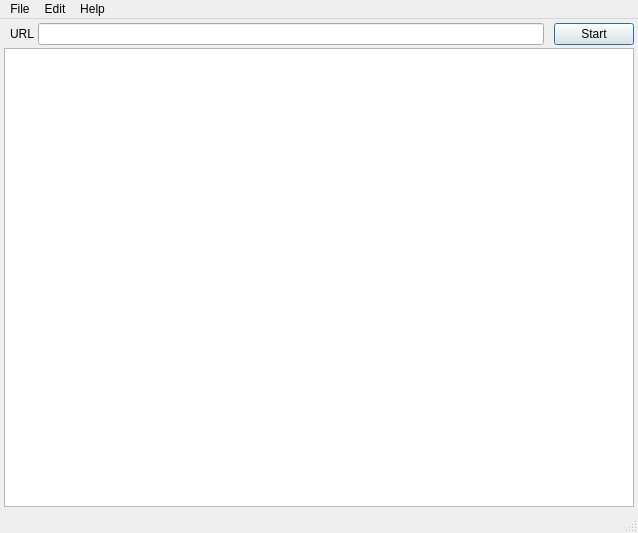
This is linkcheck/gui/ui/main.ui in wummel/linkchecker as Qt 5 draws it before an edit. The edited form follows.
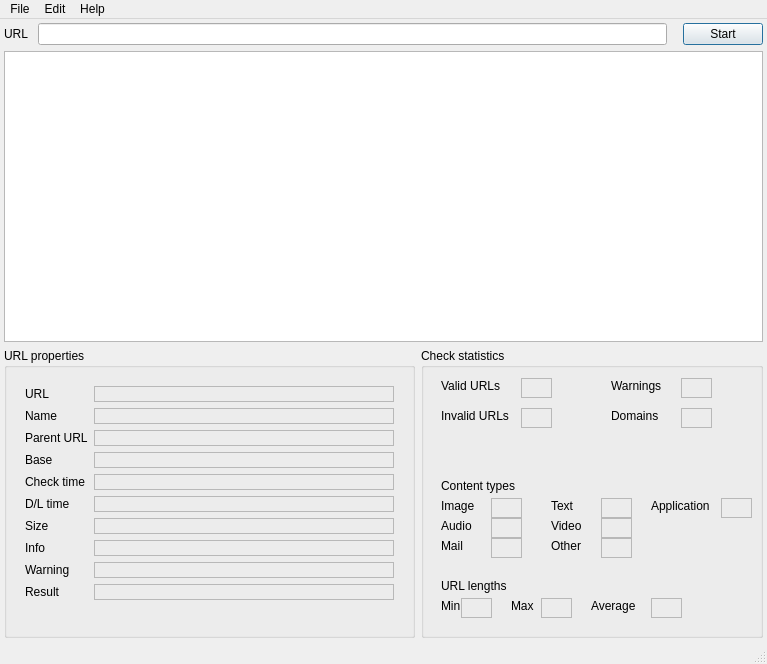
This is the edited form. Icons and pictures are not drawn.

Commit message: Display URL properties and statistics in the main window.

What changed in the file:
```diff
--- a/linkcheck/gui/ui/main.ui
+++ b/linkcheck/gui/ui/main.ui
@@ -6,8 +6,8 @@
    <rect>
     <x>0</x>
     <y>0</y>
-    <width>638</width>
-    <height>533</height>
+    <width>767</width>
+    <height>664</height>
    </rect>
   </property>
   <property name="sizePolicy">
@@ -27,17 +27,11 @@
    <string/>
   </property>
   <widget class="QWidget" name="centralwidget">
-   <layout class="QGridLayout" name="gridLayout">
-    <property name="horizontalSpacing">
-     <number>-1</number>
-    </property>
-    <property name="verticalSpacing">
-     <number>3</number>
-    </property>
+   <layout class="QVBoxLayout" name="verticalLayout">
     <property name="margin">
      <number>4</number>
     </property>
-    <item row="0" column="1">
+    <item>
      <layout class="QHBoxLayout" name="horizontalLayout_3">
       <item>
        <widget class="QLabel" name="label">
@@ -110,7 +104,7 @@
       </item>
      </layout>
     </item>
-    <item row="1" column="0" colspan="2">
+    <item>
      <widget class="QTreeView" name="treeView">
       <property name="contextMenuPolicy">
        <enum>Qt::CustomContextMenu</enum>
@@ -141,6 +135,1072 @@
       </property>
      </widget>
     </item>
+    <item>
+     <layout class="QHBoxLayout" name="horizontalLayout">
+      <item>
+       <widget class="QGroupBox" name="url_properties">
+        <property name="sizePolicy">
+         <sizepolicy hsizetype="Preferred" vsizetype="Expanding">
+          <horstretch>0</horstretch>
+          <verstretch>0</verstretch>
+         </sizepolicy>
+        </property>
+        <property name="title">
+         <string>URL properties</string>
+        </property>
+        <property name="alignment">
+         <set>Qt::AlignLeading|Qt::AlignLeft|Qt::AlignTop</set>
+        </property>
+        <layout class="QHBoxLayout" name="horizontalLayout_2">
+         <item>
+          <widget class="QFrame" name="frame">
+           <property name="frameShape">
+            <enum>QFrame::NoFrame</enum>
+           </property>
+           <property name="frameShadow">
+            <enum>QFrame::Plain</enum>
+           </property>
+           <property name="lineWidth">
+            <number>0</number>
+           </property>
+           <layout class="QFormLayout" name="formLayout">
+            <property name="fieldGrowthPolicy">
+             <enum>QFormLayout::ExpandingFieldsGrow</enum>
+            </property>
+            <item row="0" column="0">
+             <widget class="QLabel" name="label_2">
+              <property name="text">
+               <string>URL</string>
+              </property>
+             </widget>
+            </item>
+            <item row="0" column="1">
+             <widget class="QLabel" name="prop_url">
+              <property name="sizePolicy">
+               <sizepolicy hsizetype="MinimumExpanding" vsizetype="Preferred">
+                <horstretch>0</horstretch>
+                <verstretch>0</verstretch>
+               </sizepolicy>
+              </property>
+              <property name="minimumSize">
+               <size>
+                <width>300</width>
+                <height>0</height>
+               </size>
+              </property>
+              <property name="frameShape">
+               <enum>QFrame::StyledPanel</enum>
+              </property>
+              <property name="frameShadow">
+               <enum>QFrame::Sunken</enum>
+              </property>
+              <property name="text">
+               <string/>
+              </property>
+              <property name="textFormat">
+               <enum>Qt::RichText</enum>
+              </property>
+              <property name="openExternalLinks">
+               <bool>true</bool>
+              </property>
+             </widget>
+            </item>
+            <item row="1" column="0">
+             <widget class="QLabel" name="label_3">
+              <property name="text">
+               <string>Name</string>
+              </property>
+             </widget>
+            </item>
+            <item row="1" column="1">
+             <widget class="QLabel" name="prop_name">
+              <property name="sizePolicy">
+               <sizepolicy hsizetype="MinimumExpanding" vsizetype="Preferred">
+                <horstretch>0</horstretch>
+                <verstretch>0</verstretch>
+               </sizepolicy>
+              </property>
+              <property name="minimumSize">
+               <size>
+                <width>300</width>
+                <height>0</height>
+               </size>
+              </property>
+              <property name="frameShape">
+               <enum>QFrame::StyledPanel</enum>
+              </property>
+              <property name="frameShadow">
+               <enum>QFrame::Sunken</enum>
+              </property>
+              <property name="text">
+               <string/>
+              </property>
+              <property name="textFormat">
+               <enum>Qt::PlainText</enum>
+              </property>
+             </widget>
+            </item>
+            <item row="2" column="0">
+             <widget class="QLabel" name="label_4">
+              <property name="text">
+               <string>Parent URL</string>
+              </property>
+             </widget>
+            </item>
+            <item row="2" column="1">
+             <widget class="QLabel" name="prop_parenturl">
+              <property name="sizePolicy">
+               <sizepolicy hsizetype="MinimumExpanding" vsizetype="Preferred">
+                <horstretch>0</horstretch>
+                <verstretch>0</verstretch>
+               </sizepolicy>
+              </property>
+              <property name="minimumSize">
+               <size>
+                <width>300</width>
+                <height>0</height>
+               </size>
+              </property>
+              <property name="frameShape">
+               <enum>QFrame::StyledPanel</enum>
+              </property>
+              <property name="frameShadow">
+               <enum>QFrame::Sunken</enum>
+              </property>
+              <property name="text">
+               <string/>
+              </property>
+              <property name="textFormat">
+               <enum>Qt::RichText</enum>
+              </property>
+              <property name="openExternalLinks">
+               <bool>true</bool>
+              </property>
+             </widget>
+            </item>
+            <item row="3" column="0">
+             <widget class="QLabel" name="label_5">
+              <property name="text">
+               <string>Base</string>
+              </property>
+             </widget>
+            </item>
+            <item row="3" column="1">
+             <widget class="QLabel" name="prop_base">
+              <property name="sizePolicy">
+               <sizepolicy hsizetype="MinimumExpanding" vsizetype="Preferred">
+                <horstretch>0</horstretch>
+                <verstretch>0</verstretch>
+               </sizepolicy>
+              </property>
+              <property name="minimumSize">
+               <size>
+                <width>300</width>
+                <height>0</height>
+               </size>
+              </property>
+              <property name="frameShape">
+               <enum>QFrame::StyledPanel</enum>
+              </property>
+              <property name="frameShadow">
+               <enum>QFrame::Sunken</enum>
+              </property>
+              <property name="text">
+               <string/>
+              </property>
+              <property name="textFormat">
+               <enum>Qt::RichText</enum>
+              </property>
+              <property name="openExternalLinks">
+               <bool>false</bool>
+              </property>
+             </widget>
+            </item>
+            <item row="4" column="0">
+             <widget class="QLabel" name="label_7">
+              <property name="text">
+               <string>Check time</string>
+              </property>
+             </widget>
+            </item>
+            <item row="4" column="1">
+             <widget class="QLabel" name="prop_checktime">
+              <property name="sizePolicy">
+               <sizepolicy hsizetype="MinimumExpanding" vsizetype="Preferred">
+                <horstretch>0</horstretch>
+                <verstretch>0</verstretch>
+               </sizepolicy>
+              </property>
+              <property name="minimumSize">
+               <size>
+                <width>300</width>
+                <height>0</height>
+               </size>
+              </property>
+              <property name="frameShape">
+               <enum>QFrame::StyledPanel</enum>
+              </property>
+              <property name="frameShadow">
+               <enum>QFrame::Sunken</enum>
+              </property>
+              <property name="text">
+               <string/>
+              </property>
+              <property name="textFormat">
+               <enum>Qt::PlainText</enum>
+              </property>
+             </widget>
+            </item>
+            <item row="5" column="0">
+             <widget class="QLabel" name="label_8">
+              <property name="text">
+               <string>D/L time</string>
+              </property>
+             </widget>
+            </item>
+            <item row="5" column="1">
+             <widget class="QLabel" name="prop_dltime">
+              <property name="sizePolicy">
+               <sizepolicy hsizetype="MinimumExpanding" vsizetype="Preferred">
+                <horstretch>0</horstretch>
+                <verstretch>0</verstretch>
+               </sizepolicy>
+              </property>
+              <property name="minimumSize">
+               <size>
+                <width>300</width>
+                <height>0</height>
+               </size>
+              </property>
+              <property name="frameShape">
+               <enum>QFrame::StyledPanel</enum>
+              </property>
+              <property name="frameShadow">
+               <enum>QFrame::Sunken</enum>
+              </property>
+              <property name="text">
+               <string/>
+              </property>
+              <property name="textFormat">
+               <enum>Qt::PlainText</enum>
+              </property>
+             </widget>
+            </item>
+            <item row="6" column="0">
+             <widget class="QLabel" name="label_9">
+              <property name="text">
+               <string>Size</string>
+              </property>
+             </widget>
+            </item>
+            <item row="6" column="1">
+             <widget class="QLabel" name="prop_size">
+              <property name="sizePolicy">
+               <sizepolicy hsizetype="MinimumExpanding" vsizetype="Preferred">
+                <horstretch>0</horstretch>
+                <verstretch>0</verstretch>
+               </sizepolicy>
+              </property>
+              <property name="minimumSize">
+               <size>
+                <width>300</width>
+                <height>0</height>
+               </size>
+              </property>
+              <property name="frameShape">
+               <enum>QFrame::StyledPanel</enum>
+              </property>
+              <property name="frameShadow">
+               <enum>QFrame::Sunken</enum>
+              </property>
+              <property name="text">
+               <string/>
+              </property>
+              <property name="textFormat">
+               <enum>Qt::PlainText</enum>
+              </property>
+             </widget>
+            </item>
+            <item row="7" column="0">
+             <widget class="QLabel" name="label_10">
+              <property name="text">
+               <string>Info</string>
+              </property>
+             </widget>
+            </item>
+            <item row="7" column="1">
+             <widget class="QLabel" name="prop_info">
+              <property name="sizePolicy">
+               <sizepolicy hsizetype="MinimumExpanding" vsizetype="Preferred">
+                <horstretch>0</horstretch>
+                <verstretch>0</verstretch>
+               </sizepolicy>
+              </property>
+              <property name="minimumSize">
+               <size>
+                <width>300</width>
+                <height>0</height>
+               </size>
+              </property>
+              <property name="frameShape">
+               <enum>QFrame::StyledPanel</enum>
+              </property>
+              <property name="frameShadow">
+               <enum>QFrame::Sunken</enum>
+              </property>
+              <property name="text">
+               <string/>
+              </property>
+              <property name="textFormat">
+               <enum>Qt::PlainText</enum>
+              </property>
+              <property name="wordWrap">
+               <bool>true</bool>
+              </property>
+             </widget>
+            </item>
+            <item row="8" column="0">
+             <widget class="QLabel" name="label_11">
+              <property name="text">
+               <string>Warning</string>
+              </property>
+             </widget>
+            </item>
+            <item row="8" column="1">
+             <widget class="QLabel" name="prop_warning">
+              <property name="sizePolicy">
+               <sizepolicy hsizetype="MinimumExpanding" vsizetype="Preferred">
+                <horstretch>0</horstretch>
+                <verstretch>0</verstretch>
+               </sizepolicy>
+              </property>
+              <property name="minimumSize">
+               <size>
+                <width>300</width>
+                <height>0</height>
+               </size>
+              </property>
+              <property name="frameShape">
+               <enum>QFrame::StyledPanel</enum>
+              </property>
+              <property name="frameShadow">
+               <enum>QFrame::Sunken</enum>
+              </property>
+              <property name="text">
+               <string/>
+              </property>
+              <property name="textFormat">
+               <enum>Qt::PlainText</enum>
+              </property>
+              <property name="scaledContents">
+               <bool>true</bool>
+              </property>
+              <property name="wordWrap">
+               <bool>true</bool>
+              </property>
+             </widget>
+            </item>
+            <item row="9" column="0">
+             <widget class="QLabel" name="label_12">
+              <property name="text">
+               <string>Result</string>
+              </property>
+             </widget>
+            </item>
+            <item row="9" column="1">
+             <widget class="QLabel" name="prop_result">
+              <property name="sizePolicy">
+               <sizepolicy hsizetype="MinimumExpanding" vsizetype="Preferred">
+                <horstretch>0</horstretch>
+                <verstretch>0</verstretch>
+               </sizepolicy>
+              </property>
+              <property name="minimumSize">
+               <size>
+                <width>300</width>
+                <height>0</height>
+               </size>
+              </property>
+              <property name="frameShape">
+               <enum>QFrame::StyledPanel</enum>
+              </property>
+              <property name="frameShadow">
+               <enum>QFrame::Sunken</enum>
+              </property>
+              <property name="text">
+               <string/>
+              </property>
+              <property name="textFormat">
+               <enum>Qt::PlainText</enum>
+              </property>
+             </widget>
+            </item>
+           </layout>
+          </widget>
+         </item>
+        </layout>
+       </widget>
+      </item>
+      <item>
+       <widget class="QGroupBox" name="statistics">
+        <property name="sizePolicy">
+         <sizepolicy hsizetype="Expanding" vsizetype="Preferred">
+          <horstretch>0</horstretch>
+          <verstretch>0</verstretch>
+         </sizepolicy>
+        </property>
+        <property name="title">
+         <string>Check statistics</string>
+        </property>
+        <property name="alignment">
+         <set>Qt::AlignLeading|Qt::AlignLeft|Qt::AlignTop</set>
+        </property>
+        <widget class="QLabel" name="label_14">
+         <property name="geometry">
+          <rect>
+           <x>190</x>
+           <y>60</y>
+           <width>57</width>
+           <height>15</height>
+          </rect>
+         </property>
+         <property name="text">
+          <string>Domains</string>
+         </property>
+        </widget>
+        <widget class="QLabel" name="label_15">
+         <property name="geometry">
+          <rect>
+           <x>20</x>
+           <y>130</y>
+           <width>101</width>
+           <height>16</height>
+          </rect>
+         </property>
+         <property name="text">
+          <string>Content types</string>
+         </property>
+        </widget>
+        <widget class="QLabel" name="label_16">
+         <property name="geometry">
+          <rect>
+           <x>20</x>
+           <y>230</y>
+           <width>101</width>
+           <height>16</height>
+          </rect>
+         </property>
+         <property name="text">
+          <string>URL lengths</string>
+         </property>
+        </widget>
+        <widget class="QLabel" name="label_18">
+         <property name="geometry">
+          <rect>
+           <x>20</x>
+           <y>250</y>
+           <width>31</width>
+           <height>16</height>
+          </rect>
+         </property>
+         <property name="text">
+          <string>Min</string>
+         </property>
+        </widget>
+        <widget class="QLabel" name="label_19">
+         <property name="geometry">
+          <rect>
+           <x>90</x>
+           <y>250</y>
+           <width>31</width>
+           <height>16</height>
+          </rect>
+         </property>
+         <property name="text">
+          <string>Max</string>
+         </property>
+        </widget>
+        <widget class="QLabel" name="label_20">
+         <property name="geometry">
+          <rect>
+           <x>170</x>
+           <y>250</y>
+           <width>57</width>
+           <height>15</height>
+          </rect>
+         </property>
+         <property name="text">
+          <string>Average</string>
+         </property>
+        </widget>
+        <widget class="QLabel" name="stats_domains">
+         <property name="geometry">
+          <rect>
+           <x>260</x>
+           <y>60</y>
+           <width>31</width>
+           <height>20</height>
+          </rect>
+         </property>
+         <property name="sizePolicy">
+          <sizepolicy hsizetype="MinimumExpanding" vsizetype="Preferred">
+           <horstretch>0</horstretch>
+           <verstretch>0</verstretch>
+          </sizepolicy>
+         </property>
+         <property name="frameShape">
+          <enum>QFrame::StyledPanel</enum>
+         </property>
+         <property name="frameShadow">
+          <enum>QFrame::Sunken</enum>
+         </property>
+         <property name="text">
+          <string/>
+         </property>
+         <property name="textFormat">
+          <enum>Qt::RichText</enum>
+         </property>
+         <property name="openExternalLinks">
+          <bool>true</bool>
+         </property>
+        </widget>
+        <widget class="QLabel" name="stats_url_avglen">
+         <property name="geometry">
+          <rect>
+           <x>230</x>
+           <y>250</y>
+           <width>31</width>
+           <height>20</height>
+          </rect>
+         </property>
+         <property name="sizePolicy">
+          <sizepolicy hsizetype="MinimumExpanding" vsizetype="Preferred">
+           <horstretch>0</horstretch>
+           <verstretch>0</verstretch>
+          </sizepolicy>
+         </property>
+         <property name="frameShape">
+          <enum>QFrame::StyledPanel</enum>
+         </property>
+         <property name="frameShadow">
+          <enum>QFrame::Sunken</enum>
+         </property>
+         <property name="text">
+          <string/>
+         </property>
+         <property name="textFormat">
+          <enum>Qt::RichText</enum>
+         </property>
+         <property name="openExternalLinks">
+          <bool>true</bool>
+         </property>
+        </widget>
+        <widget class="QLabel" name="stats_url_maxlen">
+         <property name="geometry">
+          <rect>
+           <x>120</x>
+           <y>250</y>
+           <width>31</width>
+           <height>20</height>
+          </rect>
+         </property>
+         <property name="sizePolicy">
+          <sizepolicy hsizetype="MinimumExpanding" vsizetype="Preferred">
+           <horstretch>0</horstretch>
+           <verstretch>0</verstretch>
+          </sizepolicy>
+         </property>
+         <property name="frameShape">
+          <enum>QFrame::StyledPanel</enum>
+         </property>
+         <property name="frameShadow">
+          <enum>QFrame::Sunken</enum>
+         </property>
+         <property name="text">
+          <string/>
+         </property>
+         <property name="textFormat">
+          <enum>Qt::RichText</enum>
+         </property>
+         <property name="openExternalLinks">
+          <bool>true</bool>
+         </property>
+        </widget>
+        <widget class="QLabel" name="stats_url_minlen">
+         <property name="geometry">
+          <rect>
+           <x>40</x>
+           <y>250</y>
+           <width>31</width>
+           <height>20</height>
+          </rect>
+         </property>
+         <property name="sizePolicy">
+          <sizepolicy hsizetype="MinimumExpanding" vsizetype="Preferred">
+           <horstretch>0</horstretch>
+           <verstretch>0</verstretch>
+          </sizepolicy>
+         </property>
+         <property name="frameShape">
+          <enum>QFrame::StyledPanel</enum>
+         </property>
+         <property name="frameShadow">
+          <enum>QFrame::Sunken</enum>
+         </property>
+         <property name="text">
+          <string/>
+         </property>
+         <property name="textFormat">
+          <enum>Qt::RichText</enum>
+         </property>
+         <property name="openExternalLinks">
+          <bool>true</bool>
+         </property>
+        </widget>
+        <widget class="QLabel" name="label_6">
+         <property name="geometry">
+          <rect>
+           <x>20</x>
+           <y>150</y>
+           <width>57</width>
+           <height>15</height>
+          </rect>
+         </property>
+         <property name="text">
+          <string>Image</string>
+         </property>
+        </widget>
+        <widget class="QLabel" name="label_13">
+         <property name="geometry">
+          <rect>
+           <x>130</x>
+           <y>150</y>
+           <width>57</width>
+           <height>15</height>
+          </rect>
+         </property>
+         <property name="text">
+          <string>Text</string>
+         </property>
+        </widget>
+        <widget class="QLabel" name="label_17">
+         <property name="geometry">
+          <rect>
+           <x>20</x>
+           <y>170</y>
+           <width>57</width>
+           <height>15</height>
+          </rect>
+         </property>
+         <property name="text">
+          <string>Audio</string>
+         </property>
+        </widget>
+        <widget class="QLabel" name="label_21">
+         <property name="geometry">
+          <rect>
+           <x>130</x>
+           <y>170</y>
+           <width>57</width>
+           <height>15</height>
+          </rect>
+         </property>
+         <property name="text">
+          <string>Video</string>
+         </property>
+        </widget>
+        <widget class="QLabel" name="label_22">
+         <property name="geometry">
+          <rect>
+           <x>20</x>
+           <y>190</y>
+           <width>57</width>
+           <height>15</height>
+          </rect>
+         </property>
+         <property name="text">
+          <string>Mail</string>
+         </property>
+        </widget>
+        <widget class="QLabel" name="label_23">
+         <property name="geometry">
+          <rect>
+           <x>130</x>
+           <y>190</y>
+           <width>57</width>
+           <height>15</height>
+          </rect>
+         </property>
+         <property name="text">
+          <string>Other</string>
+         </property>
+        </widget>
+        <widget class="QLabel" name="stats_content_text">
+         <property name="geometry">
+          <rect>
+           <x>180</x>
+           <y>150</y>
+           <width>31</width>
+           <height>20</height>
+          </rect>
+         </property>
+         <property name="sizePolicy">
+          <sizepolicy hsizetype="MinimumExpanding" vsizetype="Preferred">
+           <horstretch>0</horstretch>
+           <verstretch>0</verstretch>
+          </sizepolicy>
+         </property>
+         <property name="frameShape">
+          <enum>QFrame::StyledPanel</enum>
+         </property>
+         <property name="frameShadow">
+          <enum>QFrame::Sunken</enum>
+         </property>
+         <property name="text">
+          <string/>
+         </property>
+         <property name="textFormat">
+          <enum>Qt::RichText</enum>
+         </property>
+         <property name="openExternalLinks">
+          <bool>true</bool>
+         </property>
+        </widget>
+        <widget class="QLabel" name="stats_content_video">
+         <property name="geometry">
+          <rect>
+           <x>180</x>
+           <y>170</y>
+           <width>31</width>
+           <height>20</height>
+          </rect>
+         </property>
+         <property name="sizePolicy">
+          <sizepolicy hsizetype="MinimumExpanding" vsizetype="Preferred">
+           <horstretch>0</horstretch>
+           <verstretch>0</verstretch>
+          </sizepolicy>
+         </property>
+         <property name="frameShape">
+          <enum>QFrame::StyledPanel</enum>
+         </property>
+         <property name="frameShadow">
+          <enum>QFrame::Sunken</enum>
+         </property>
+         <property name="text">
+          <string/>
+         </property>
+         <property name="textFormat">
+          <enum>Qt::RichText</enum>
+         </property>
+         <property name="openExternalLinks">
+          <bool>true</bool>
+         </property>
+        </widget>
+        <widget class="QLabel" name="stats_content_other">
+         <property name="geometry">
+          <rect>
+           <x>180</x>
+           <y>190</y>
+           <width>31</width>
+           <height>20</height>
+          </rect>
+         </property>
+         <property name="sizePolicy">
+          <sizepolicy hsizetype="MinimumExpanding" vsizetype="Preferred">
+           <horstretch>0</horstretch>
+           <verstretch>0</verstretch>
+          </sizepolicy>
+         </property>
+         <property name="frameShape">
+          <enum>QFrame::StyledPanel</enum>
+         </property>
+         <property name="frameShadow">
+          <enum>QFrame::Sunken</enum>
+         </property>
+         <property name="text">
+          <string/>
+         </property>
+         <property name="textFormat">
+          <enum>Qt::RichText</enum>
+         </property>
+         <property name="openExternalLinks">
+          <bool>true</bool>
+         </property>
+        </widget>
+        <widget class="QLabel" name="stats_content_image">
+         <property name="geometry">
+          <rect>
+           <x>70</x>
+           <y>150</y>
+           <width>31</width>
+           <height>20</height>
+          </rect>
+         </property>
+         <property name="sizePolicy">
+          <sizepolicy hsizetype="MinimumExpanding" vsizetype="Preferred">
+           <horstretch>0</horstretch>
+           <verstretch>0</verstretch>
+          </sizepolicy>
+         </property>
+         <property name="frameShape">
+          <enum>QFrame::StyledPanel</enum>
+         </property>
+         <property name="frameShadow">
+          <enum>QFrame::Sunken</enum>
+         </property>
+         <property name="text">
+          <string/>
+         </property>
+         <property name="textFormat">
+          <enum>Qt::RichText</enum>
+         </property>
+         <property name="openExternalLinks">
+          <bool>true</bool>
+         </property>
+        </widget>
+        <widget class="QLabel" name="stats_content_audio">
+         <property name="geometry">
+          <rect>
+           <x>70</x>
+           <y>170</y>
+           <width>31</width>
+           <height>20</height>
+          </rect>
+         </property>
+         <property name="sizePolicy">
+          <sizepolicy hsizetype="MinimumExpanding" vsizetype="Preferred">
+           <horstretch>0</horstretch>
+           <verstretch>0</verstretch>
+          </sizepolicy>
+         </property>
+         <property name="frameShape">
+          <enum>QFrame::StyledPanel</enum>
+         </property>
+         <property name="frameShadow">
+          <enum>QFrame::Sunken</enum>
+         </property>
+         <property name="text">
+          <string/>
+         </property>
+         <property name="textFormat">
+          <enum>Qt::RichText</enum>
+         </property>
+         <property name="openExternalLinks">
+          <bool>true</bool>
+         </property>
+        </widget>
+        <widget class="QLabel" name="stats_content_mail">
+         <property name="geometry">
+          <rect>
+           <x>70</x>
+           <y>190</y>
+           <width>31</width>
+           <height>20</height>
+          </rect>
+         </property>
+         <property name="sizePolicy">
+          <sizepolicy hsizetype="MinimumExpanding" vsizetype="Preferred">
+           <horstretch>0</horstretch>
+           <verstretch>0</verstretch>
+          </sizepolicy>
+         </property>
+         <property name="frameShape">
+          <enum>QFrame::StyledPanel</enum>
+         </property>
+         <property name="frameShadow">
+          <enum>QFrame::Sunken</enum>
+         </property>
+         <property name="text">
+          <string/>
+         </property>
+         <property name="textFormat">
+          <enum>Qt::RichText</enum>
+         </property>
+         <property name="openExternalLinks">
+          <bool>true</bool>
+         </property>
+        </widget>
+        <widget class="QLabel" name="label_24">
+         <property name="geometry">
+          <rect>
+           <x>20</x>
+           <y>30</y>
+           <width>71</width>
+           <height>16</height>
+          </rect>
+         </property>
+         <property name="text">
+          <string>Valid URLs</string>
+         </property>
+        </widget>
+        <widget class="QLabel" name="label_25">
+         <property name="geometry">
+          <rect>
+           <x>20</x>
+           <y>60</y>
+           <width>81</width>
+           <height>16</height>
+          </rect>
+         </property>
+         <property name="text">
+          <string>Invalid URLs</string>
+         </property>
+        </widget>
+        <widget class="QLabel" name="label_26">
+         <property name="geometry">
+          <rect>
+           <x>190</x>
+           <y>30</y>
+           <width>61</width>
+           <height>16</height>
+          </rect>
+         </property>
+         <property name="text">
+          <string>Warnings</string>
+         </property>
+        </widget>
+        <widget class="QLabel" name="stats_valid_urls">
+         <property name="geometry">
+          <rect>
+           <x>100</x>
+           <y>30</y>
+           <width>31</width>
+           <height>20</height>
+          </rect>
+         </property>
+         <property name="sizePolicy">
+          <sizepolicy hsizetype="MinimumExpanding" vsizetype="Preferred">
+           <horstretch>0</horstretch>
+           <verstretch>0</verstretch>
+          </sizepolicy>
+         </property>
+         <property name="frameShape">
+          <enum>QFrame::StyledPanel</enum>
+         </property>
+         <property name="frameShadow">
+          <enum>QFrame::Sunken</enum>
+         </property>
+         <property name="text">
+          <string/>
+         </property>
+         <property name="textFormat">
+          <enum>Qt::RichText</enum>
+         </property>
+         <property name="openExternalLinks">
+          <bool>true</bool>
+         </property>
+        </widget>
+        <widget class="QLabel" name="stats_invalid_urls">
+         <property name="geometry">
+          <rect>
+           <x>100</x>
+           <y>60</y>
+           <width>31</width>
+           <height>20</height>
+          </rect>
+         </property>
+         <property name="sizePolicy">
+          <sizepolicy hsizetype="MinimumExpanding" vsizetype="Preferred">
+           <horstretch>0</horstretch>
+           <verstretch>0</verstretch>
+          </sizepolicy>
+         </property>
+         <property name="frameShape">
+          <enum>QFrame::StyledPanel</enum>
+         </property>
+         <property name="frameShadow">
+          <enum>QFrame::Sunken</enum>
+         </property>
+         <property name="text">
+          <string/>
+         </property>
+         <property name="textFormat">
+          <enum>Qt::RichText</enum>
+         </property>
+         <property name="openExternalLinks">
+          <bool>true</bool>
+         </property>
+        </widget>
+        <widget class="QLabel" name="stats_warnings">
+         <property name="geometry">
+          <rect>
+           <x>260</x>
+           <y>30</y>
+           <width>31</width>
+           <height>20</height>
+          </rect>
+         </property>
+         <property name="sizePolicy">
+          <sizepolicy hsizetype="MinimumExpanding" vsizetype="Preferred">
+           <horstretch>0</horstretch>
+           <verstretch>0</verstretch>
+          </sizepolicy>
+         </property>
+         <property name="frameShape">
+          <enum>QFrame::StyledPanel</enum>
+         </property>
+         <property name="frameShadow">
+          <enum>QFrame::Sunken</enum>
+         </property>
+         <property name="text">
+          <string/>
+         </property>
+         <property name="textFormat">
+          <enum>Qt::RichText</enum>
+         </property>
+         <property name="openExternalLinks">
+          <bool>true</bool>
+         </property>
+        </widget>
+        <widget class="QLabel" name="label_27">
+         <property name="geometry">
+          <rect>
+           <x>230</x>
+           <y>150</y>
+           <width>71</width>
+           <height>16</height>
+          </rect>
+         </property>
+         <property name="text">
+          <string>Application</string>
+         </property>
+        </widget>
+        <widget class="QLabel" name="stats_content_application">
+         <property name="geometry">
+          <rect>
+           <x>300</x>
+           <y>150</y>
+           <width>31</width>
+           <height>20</height>
+          </rect>
+         </property>
+         <property name="sizePolicy">
+          <sizepolicy hsizetype="MinimumExpanding" vsizetype="Preferred">
+           <horstretch>0</horstretch>
+           <verstretch>0</verstretch>
+          </sizepolicy>
+         </property>
+         <property name="frameShape">
+          <enum>QFrame::StyledPanel</enum>
+         </property>
+         <property name="frameShadow">
+          <enum>QFrame::Sunken</enum>
+         </property>
+         <property name="text">
+          <string/>
+         </property>
+         <property name="textFormat">
+          <enum>Qt::RichText</enum>
+         </property>
+         <property name="openExternalLinks">
+          <bool>true</bool>
+         </property>
+        </widget>
+       </widget>
+      </item>
+     </layout>
+    </item>
    </layout>
   </widget>
   <widget class="QMenuBar" name="menubar">
@@ -148,7 +1208,7 @@
     <rect>
      <x>0</x>
      <y>0</y>
-     <width>638</width>
+     <width>767</width>
      <height>21</height>
     </rect>
    </property>
```
The commit also changes 8 other files.
